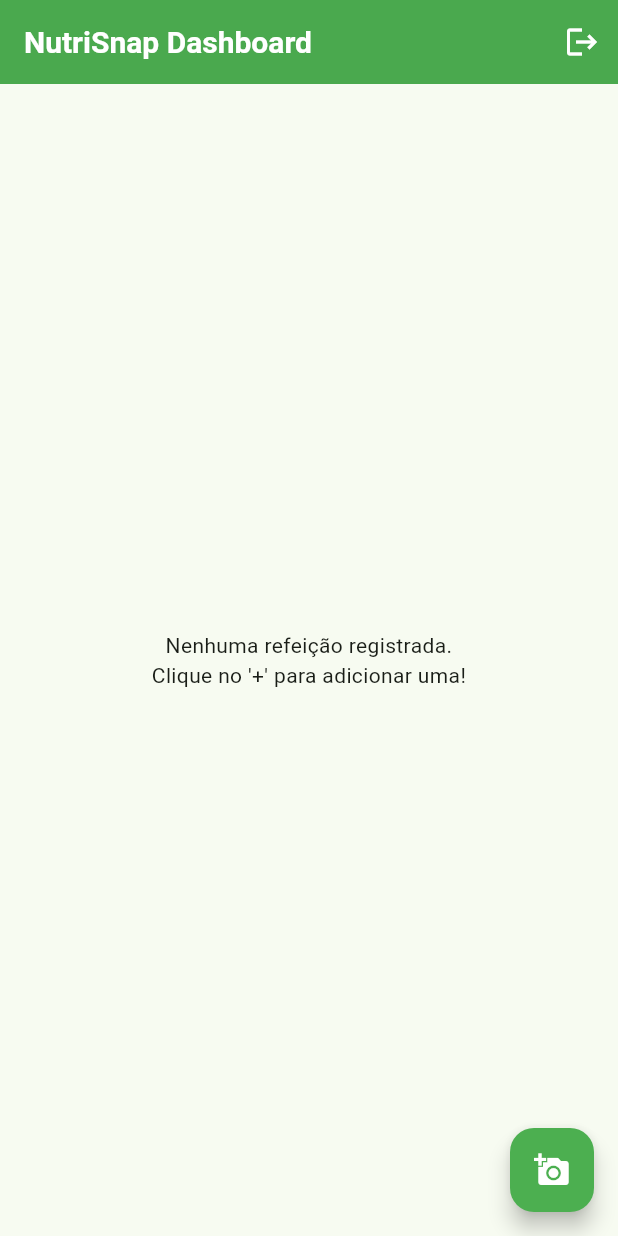
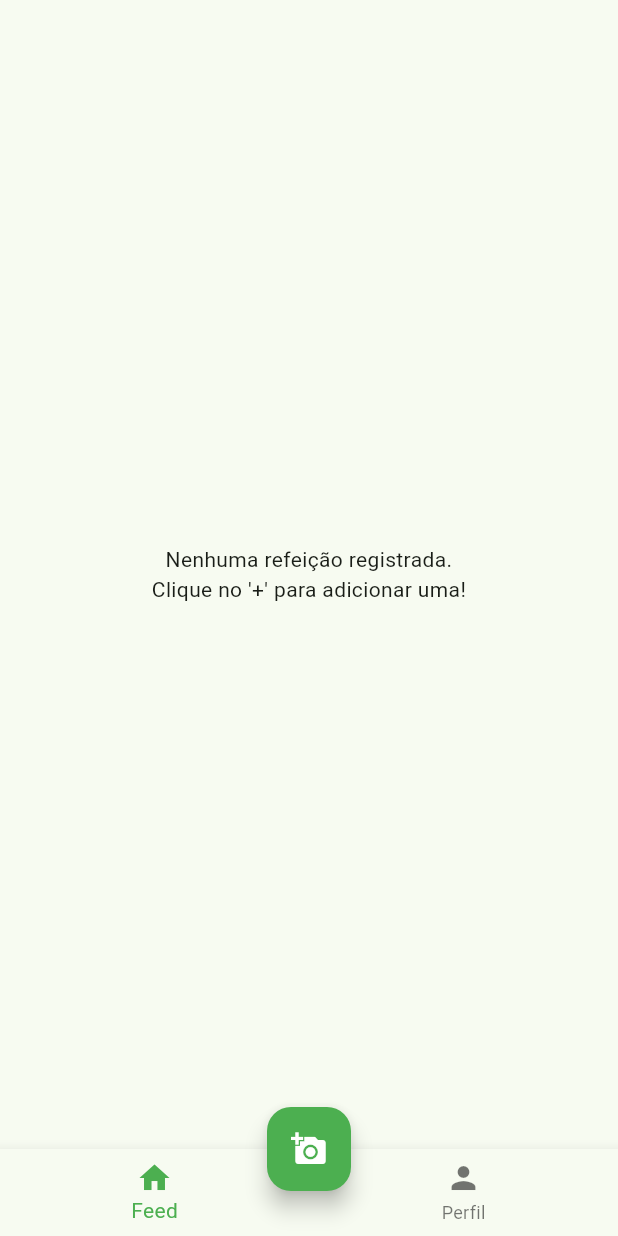
Before and after one commit to pcezars/nutrisnap, a Flutter app: the screen it shows once a user with an empty profile is signed in, on a phone screen of 412 x 824 dp. Run offline on Flutter 3.47's test engine with Material 3 defaults, Android fonts, the light colour scheme and no system bars; our stand-ins replace cloud_firestore, firebase_auth, firebase_core, firebase_storage, google_generative_ai, image_picker; missing offline and left inert: firebase_ui_auth; accounts and stored records are empty.

Commit message:
Fase 5: Implementa BottomNav, Tela de Feed e Perfil

```diff
--- /dev/null
+++ b/lib/pages/feed_page.dart
@@ -0,0 +1,102 @@
+// lib/pages/feed_page.dart
+import 'package:flutter/material.dart';
+import 'package:firebase_auth/firebase_auth.dart';
+import 'package:cloud_firestore/cloud_firestore.dart';
+import 'package:firebase_storage/firebase_storage.dart';
+import '../components/refeicao_card.dart';
+
+class FeedPage extends StatefulWidget {
+  const FeedPage({super.key});
+
+  @override
+  State<FeedPage> createState() => _FeedPageState();
+}
+
+class _FeedPageState extends State<FeedPage> {
+  final User? currentUser = FirebaseAuth.instance.currentUser;
+
+  // Função para deletar a refeição
+  Future<void> _deletarRefeicao(String docId, String imageUrl) async {
+    try {
+      await FirebaseFirestore.instance.collection('refeicoes').doc(docId).delete();
+      await FirebaseStorage.instance.refFromURL(imageUrl).delete();
+
+      if (mounted) {
+         ScaffoldMessenger.of(context).showSnackBar(
+          const SnackBar(content: Text("Refeição deletada com sucesso!")),
+        );
+      }
+    } catch (e) {
+      print("Erro ao deletar refeição: $e");
+       if (mounted) {
+        ScaffoldMessenger.of(context).showSnackBar(
+          SnackBar(content: Text("Erro ao deletar: $e")),
+        );
+      }
+    }
+  }
+
+  @override
+  Widget build(BuildContext context) {
+    return StreamBuilder<QuerySnapshot>(
+      stream: FirebaseFirestore.instance
+          .collection('refeicoes')
+          .where('userId', isEqualTo: currentUser?.uid)
+          .orderBy('timestamp', descending: true)
+          .snapshots(),
+
+      builder: (context, snapshot) {
+        if (snapshot.connectionState == ConnectionState.waiting) {
+          return const Center(child: CircularProgressIndicator());
+        }
+        if (snapshot.hasError) {
+          return Center(child: Text("Erro: ${snapshot.error}"));
+        }
+        if (!snapshot.hasData || snapshot.data!.docs.isEmpty) {
+          return const Center(
+            child: Text(
+              "Nenhuma refeição registrada.\nClique no '+' para adicionar uma!",
+              textAlign: TextAlign.center,
+            ),
+          );
+        }
+
+        final List<DocumentSnapshot> documentos = snapshot.data!.docs;
+
+        return ListView.builder(
+          padding: const EdgeInsets.all(16.0),
+          itemCount: documentos.length,
+          itemBuilder: (context, index) {
+            final Map<String, dynamic> data =
+                documentos[index].data() as Map<String, dynamic>;
+
+            final Timestamp timestamp = data['timestamp'];
+            final DateTime dataRefeicao = timestamp.toDate();
+
+            final String docId = documentos[index].id;
+            final String imageUrl = data['imageUrl'];
+
+            return Dismissible(
+              key: Key(docId),
+              onDismissed: (direction) {
+                _deletarRefeicao(docId, imageUrl);
+              },
+              background: Container(
+                color: Colors.red,
+                alignment: Alignment.centerRight,
+                padding: const EdgeInsets.only(right: 20.0),
+                margin: const EdgeInsets.symmetric(vertical: 8.0),
+                child: const Icon(Icons.delete, color: Colors.white),
+              ),
+              child: RefeicaoCard(
+                imageUrl: imageUrl,
+                alimentos: data['alimentos'],
+                timestamp: dataRefeicao,
+              ),
+            );
+          },
+        );
+      },
+    );
+  }
+}
--- a/lib/pages/home_page.dart
+++ b/lib/pages/home_page.dart
@@ -1,10 +1,7 @@
 // lib/pages/home_page.dart
-
-import 'package:firebase_auth/firebase_auth.dart';
 import 'package:flutter/material.dart';
-import 'package:cloud_firestore/cloud_firestore.dart';
-import 'package:firebase_storage/firebase_storage.dart'; // NOVO: Import do Storage
-import '../components/refeicao_card.dart';
+import 'feed_page.dart'; // Importa a nova página de Feed
+import 'perfil_page.dart'; // Importa a nova página de Perfil
 import 'registro_page.dart';
 
 class HomePage extends StatefulWidget {
@@ -15,12 +12,23 @@
 }
 
 class _HomePageState extends State<HomePage> {
-  final User? currentUser = FirebaseAuth.instance.currentUser;
+  // 1. Variável para controlar qual aba está selecionada
+  int _selectedIndex = 0;
 
-  void logout() {
-    FirebaseAuth.instance.signOut();
+  // 2. Lista de telas que o BottomNav vai controlar
+  final List<Widget> _telas = [
+    const FeedPage(), // Posição 0
+    PerfilPage(),   // Posição 1
+  ];
+
+  // 3. Função chamada quando o usuário toca em uma aba
+  void _onItemTapped(int index) {
+    setState(() {
+      _selectedIndex = index;
+    });
   }
 
+  // 4. Função de navegação (FAB)
   void irParaPaginaRegistro() {
     Navigator.push(
       context,
@@ -28,119 +36,37 @@
     );
   }
 
-  // NOVO: Função para deletar a refeição
-  Future<void> _deletarRefeicao(String docId, String imageUrl) async {
-    try {
-      // 1. Deletar o documento do Firestore
-      await FirebaseFirestore.instance.collection('refeicoes').doc(docId).delete();
-
-      // 2. Deletar a imagem do Storage
-      await FirebaseStorage.instance.refFromURL(imageUrl).delete();
-
-      if (mounted) {
-         ScaffoldMessenger.of(context).showSnackBar(
-          const SnackBar(content: Text("Refeição deletada com sucesso!")),
-        );
-      }
-
-    } catch (e) {
-      print("Erro ao deletar refeição: $e");
-       if (mounted) {
-        ScaffoldMessenger.of(context).showSnackBar(
-          SnackBar(content: Text("Erro ao deletar: $e")),
-        );
-      }
-    }
-  }
-
   @override
   Widget build(BuildContext context) {
     return Scaffold(
-      appBar: AppBar(
-        title: const Text("NutriSnap Dashboard"),
-        actions: [
-          IconButton(
-            onPressed: logout,
-            icon: const Icon(Icons.logout),
-            tooltip: "Sair",
-          )
-        ],
-      ),
+      // 5. O body agora mostra a tela selecionada (Feed ou Perfil)
+      body: _telas[_selectedIndex],
 
-      body: StreamBuilder<QuerySnapshot>(
-        stream: FirebaseFirestore.instance
-            .collection('refeicoes')
-            .where('userId', isEqualTo: currentUser?.uid)
-            .orderBy('timestamp', descending: true)
-            .snapshots(),
-
-        builder: (context, snapshot) {
-          if (snapshot.connectionState == ConnectionState.waiting) {
-            return const Center(child: CircularProgressIndicator());
-          }
-          if (snapshot.hasError) {
-            return Center(child: Text("Erro: ${snapshot.error}"));
-          }
-          if (!snapshot.hasData || snapshot.data!.docs.isEmpty) {
-            return const Center(
-              child: Text(
-                "Nenhuma refeição registrada.\nClique no '+' para adicionar uma!",
-                textAlign: TextAlign.center,
-              ),
-            );
-          }
-
-          final List<DocumentSnapshot> documentos = snapshot.data!.docs;
-
-          return ListView.builder(
-            padding: const EdgeInsets.all(16.0),
-            itemCount: documentos.length,
-            itemBuilder: (context, index) {
-              final Map<String, dynamic> data =
-                  documentos[index].data() as Map<String, dynamic>;
-
-              final Timestamp timestamp = data['timestamp'];
-              final DateTime dataRefeicao = timestamp.toDate();
-
-              final String docId = documentos[index].id;
-              final String imageUrl = data['imageUrl'];
-
-              // NOVO: Envolvendo o Card com o Dismissible
-              return Dismissible(
-                // 1. Chave ÚNICA: Essencial para o Flutter saber quem é quem
-                key: Key(docId),
-
-                // 2. Ação: O que fazer quando o item for arrastado
-                onDismissed: (direction) {
-                  _deletarRefeicao(docId, imageUrl);
-                },
-
-                // 3. O Fundo: O que aparece por trás (o "vermelho")
-                background: Container(
-                  color: Colors.red,
-                  alignment: Alignment.centerRight,
-                  padding: const EdgeInsets.only(right: 20.0),
-                  margin: const EdgeInsets.symmetric(vertical: 8.0),
-                  child: const Icon(Icons.delete, color: Colors.white),
-                ),
-
-                // 4. O Filho: O widget que será arrastado
-                child: RefeicaoCard(
-                  imageUrl: imageUrl,
-                  alimentos: data['alimentos'],
-                  timestamp: dataRefeicao,
-                ),
-              );
-            },
-          );
-        },
-      ),
-
+      // 6. O Botão Flutuante (FAB)
       floatingActionButton: FloatingActionButton(
         onPressed: irParaPaginaRegistro,
         child: const Icon(Icons.add_a_photo),
         tooltip: "Registrar Refeição",
       ),
+      // 7. Centraliza o FAB
+      floatingActionButtonLocation: FloatingActionButtonLocation.centerDocked,
+
+      // 8. A Barra de Navegação Inferior
+      bottomNavigationBar: BottomNavigationBar(
+        items: const <BottomNavigationBarItem>[
+          BottomNavigationBarItem(
+            icon: Icon(Icons.home),
+            label: 'Feed',
+          ),
+          BottomNavigationBarItem(
+            icon: Icon(Icons.person),
+            label: 'Perfil',
+          ),
+        ],
+        currentIndex: _selectedIndex,
+        onTap: _onItemTapped,
+        selectedItemColor: Theme.of(context).colorScheme.primary, // Usa a cor do tema
+      ),
     );
   }
 }
```
Also changed, not shown: lib/pages/perfil_page.dart (added, +66 -0 lines).
